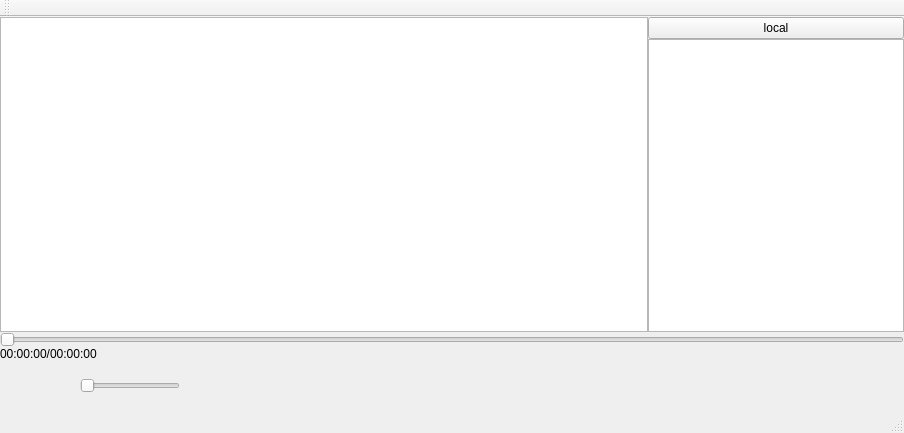
This is openQtMovie/view/mainwindow.ui in dependon/OpenQtPlayer as Qt 5 draws it before an edit. The edited form follows.
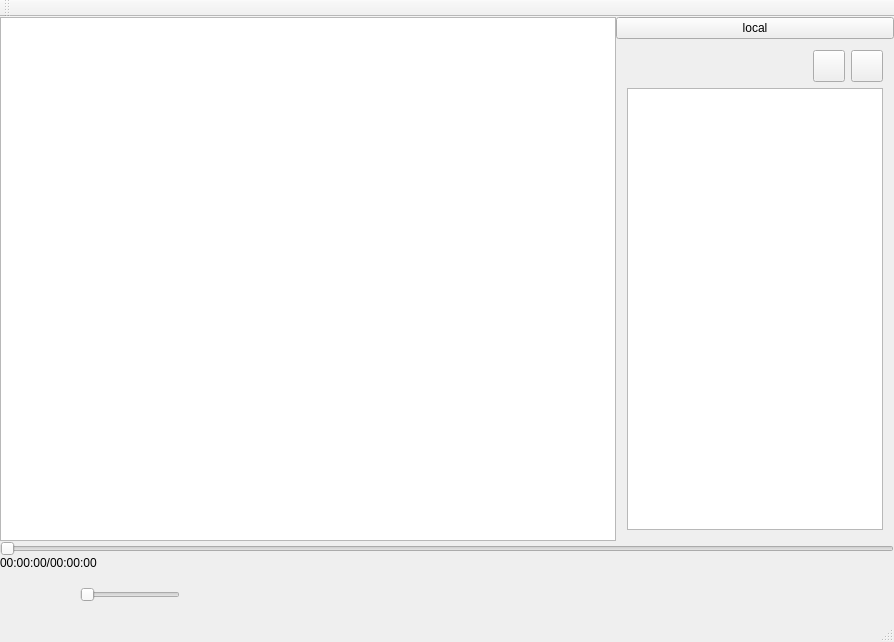
This is the edited form. Icons and pictures are not drawn.

Commit message:
fix: 修改
Description: 更新删除视频

The edit to the form file:
```diff
--- a/openQtMovie/view/mainwindow.ui
+++ b/openQtMovie/view/mainwindow.ui
@@ -6,8 +6,8 @@
    <rect>
     <x>0</x>
     <y>0</y>
-    <width>904</width>
-    <height>433</height>
+    <width>894</width>
+    <height>642</height>
    </rect>
   </property>
   <property name="windowTitle">
@@ -91,20 +91,81 @@
             <number>0</number>
            </property>
            <widget class="QWidget" name="page">
-            <layout class="QVBoxLayout" name="verticalLayout_2">
-             <property name="leftMargin">
-              <number>0</number>
-             </property>
-             <property name="topMargin">
-              <number>0</number>
-             </property>
-             <property name="rightMargin">
-              <number>0</number>
-             </property>
-             <property name="bottomMargin">
-              <number>0</number>
-             </property>
-             <item>
+            <layout class="QGridLayout" name="gridLayout_2">
+             <item row="0" column="0">
+              <layout class="QHBoxLayout" name="horizontalLayout_6">
+               <item>
+                <spacer name="horizontalSpacer_4">
+                 <property name="orientation">
+                  <enum>Qt::Horizontal</enum>
+                 </property>
+                 <property name="sizeHint" stdset="0">
+                  <size>
+                   <width>40</width>
+                   <height>20</height>
+                  </size>
+                 </property>
+                </spacer>
+               </item>
+               <item>
+                <widget class="QPushButton" name="localBtnAdd">
+                 <property name="minimumSize">
+                  <size>
+                   <width>32</width>
+                   <height>32</height>
+                  </size>
+                 </property>
+                 <property name="maximumSize">
+                  <size>
+                   <width>32</width>
+                   <height>32</height>
+                  </size>
+                 </property>
+                 <property name="text">
+                  <string/>
+                 </property>
+                 <property name="icon">
+                  <iconset theme="xml-element-new"/>
+                 </property>
+                 <property name="iconSize">
+                  <size>
+                   <width>32</width>
+                   <height>32</height>
+                  </size>
+                 </property>
+                </widget>
+               </item>
+               <item>
+                <widget class="QPushButton" name="localBtnDel">
+                 <property name="minimumSize">
+                  <size>
+                   <width>32</width>
+                   <height>32</height>
+                  </size>
+                 </property>
+                 <property name="maximumSize">
+                  <size>
+                   <width>32</width>
+                   <height>32</height>
+                  </size>
+                 </property>
+                 <property name="text">
+                  <string/>
+                 </property>
+                 <property name="icon">
+                  <iconset theme="xml-attribute-delete"/>
+                 </property>
+                 <property name="iconSize">
+                  <size>
+                   <width>32</width>
+                   <height>32</height>
+                  </size>
+                 </property>
+                </widget>
+               </item>
+              </layout>
+             </item>
+             <item row="1" column="0">
               <widget class="QListWidget" name="locallistWidget">
                <property name="editTriggers">
                 <set>QAbstractItemView::NoEditTriggers</set>
```
Left out of the diff: 2 changed lines with no effect on the pictures. The commit also changes 2 other files.
